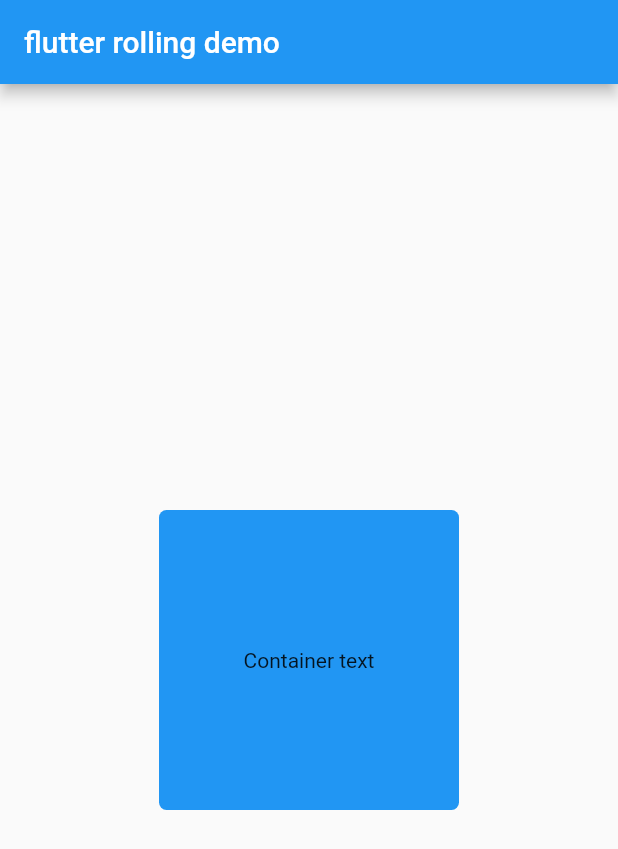
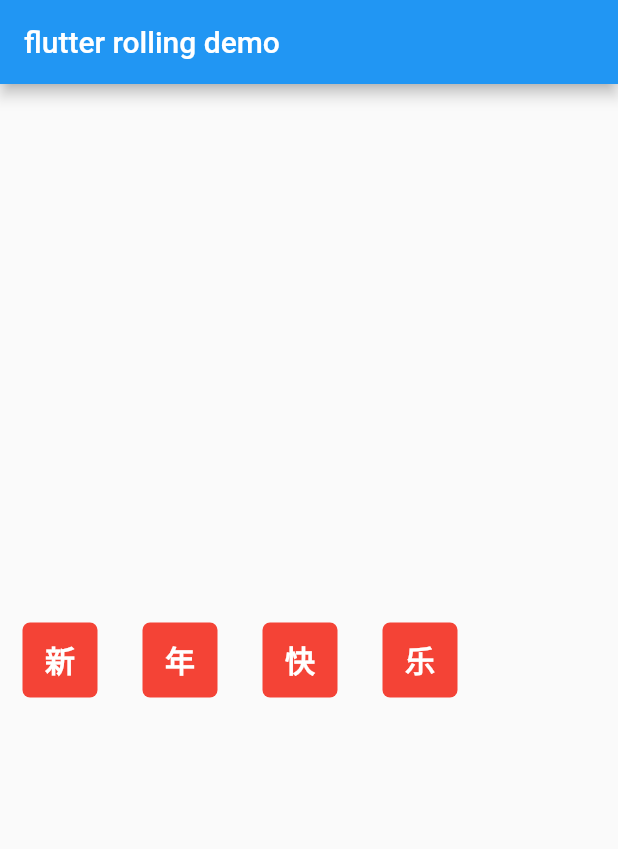
Before and after one commit to wholeGale/helloflutter, a Flutter app: the screen it shows after launch, on a phone screen of 412 x 824 dp. Shown: the top 849 px of the screen. Run offline on Flutter 3.47's test engine with Material 2 defaults, Android fonts, the phone set to English and light mode, and no system bars.

Commit message:
水平布局Row

```diff
--- a/lib/main.dart
+++ b/lib/main.dart
@@ -6,6 +6,7 @@ import 'package:second_flutter_app/widgets/RollingButtonWidget.dart';
 import 'package:second_flutter_app/widgets/TestButtonWidget.dart';
 import 'package:second_flutter_app/widgets/TestContainerWidget.dart';
 import 'package:second_flutter_app/widgets/TestImageWidget.dart';
+import 'package:second_flutter_app/widgets/TestRowWidget.dart';
 import 'package:second_flutter_app/widgets/TestTextWidget.dart';
 
 void main(){
@@ -27,7 +28,8 @@ class MyApp extends StatelessWidget{
 //          child: TestImageWidget(),
 //          child: TestButtonWidget(),
 //          child: MessageFormWidget(),
-          child: TestContainerWidget(),
+//          child: TestContainerWidget(),
+          child: TestRowWidget(),
         ),
       ),
     );
--- /dev/null
+++ b/lib/widgets/TestRowWidget.dart
@@ -0,0 +1,99 @@
+import 'package:flutter/material.dart';
+
+/**
+ * @Author: xiangzhenbiao
+ * @Date: 2019-01-01 11:31
+ * @Description: 水平布局widget: Row
+ */
+class TestRowWidget extends StatelessWidget{
+  @override
+  Widget build(BuildContext context) {
+    // TODO: implement build
+    return Row(
+      // 只有一个子元素的 widget，一般使用 child 参数来设置；
+      // Row 可以包含多个子控件，对应的则是 children。
+      children: <Widget>[
+        Container(
+        child: Center(
+          child: Text(
+              '新',
+              style: TextStyle(
+                color: Colors.white,
+                fontSize: 20.0,
+                fontWeight: FontWeight.bold,
+              ),
+          ),
+        ),
+          padding: EdgeInsets.fromLTRB(5.0, 2.0, 5.0, 2.0),
+          margin: EdgeInsets.fromLTRB(15.0, 10.0, 15.0, 10.0),
+          width: 50.0,
+          height: 50.0,
+          decoration: BoxDecoration(
+            color: Colors.red,
+            borderRadius: BorderRadius.circular(5.0),
+          ),
+      ),
+        Container(
+        child: Center(
+          child: Text(
+              '年',
+              style: TextStyle(
+                color: Colors.white,
+                fontSize: 20.0,
+                fontWeight: FontWeight.bold,
+              ),
+          ),
+        ),
+          padding: EdgeInsets.fromLTRB(5.0, 2.0, 5.0, 2.0),
+          margin: EdgeInsets.fromLTRB(15.0, 10.0, 15.0, 10.0),
+          width: 50.0,
+          height: 50.0,
+          decoration: BoxDecoration(
+            color: Colors.red,
+            borderRadius: BorderRadius.circular(5.0),
+          ),
+      ),
+        Container(
+        child: Center(
+          child: Text(
+              '快',
+              style: TextStyle(
+                color: Colors.white,
+                fontSize: 20.0,
+                fontWeight: FontWeight.bold,
+              ),
+          ),
+        ),
+          padding: EdgeInsets.fromLTRB(5.0, 2.0, 5.0, 2.0),
+          margin: EdgeInsets.fromLTRB(15.0, 10.0, 15.0, 10.0),
+          width: 50.0,
+          height: 50.0,
+          decoration: BoxDecoration(
+            color: Colors.red,
+            borderRadius: BorderRadius.circular(5.0),
+          ),
+      ),Container(
+        child: Center(
+          child: Text(
+              '乐',
+              style: TextStyle(
+                color: Colors.white,
+                fontSize: 20.0,
+                fontWeight: FontWeight.bold,
+              ),
+          ),
+        ),
+          padding: EdgeInsets.fromLTRB(5.0, 2.0, 5.0, 2.0),
+          margin: EdgeInsets.fromLTRB(15.0, 10.0, 15.0, 10.0),
+          width: 50.0,
+          height: 50.0,
+          decoration: BoxDecoration(
+            color: Colors.red,
+            borderRadius: BorderRadius.circular(5.0),
+          ),
+      ),
+
+      ],
+    );
+  }
+}
```
